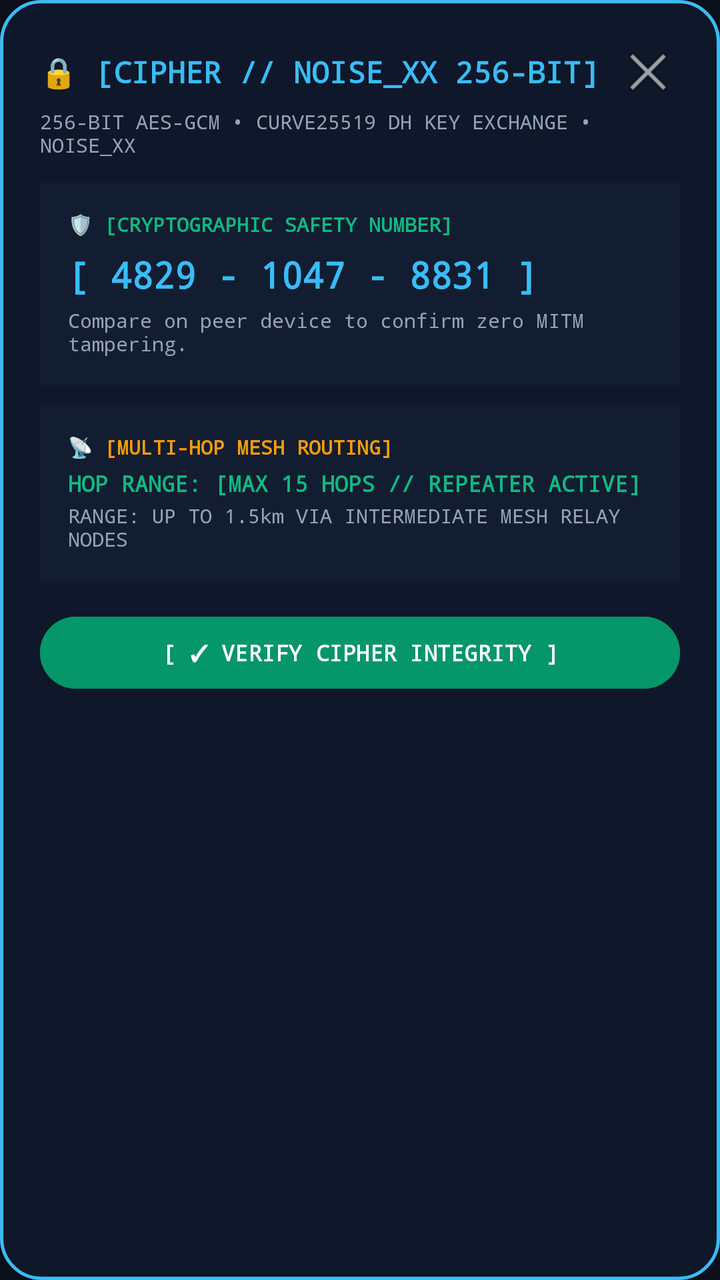
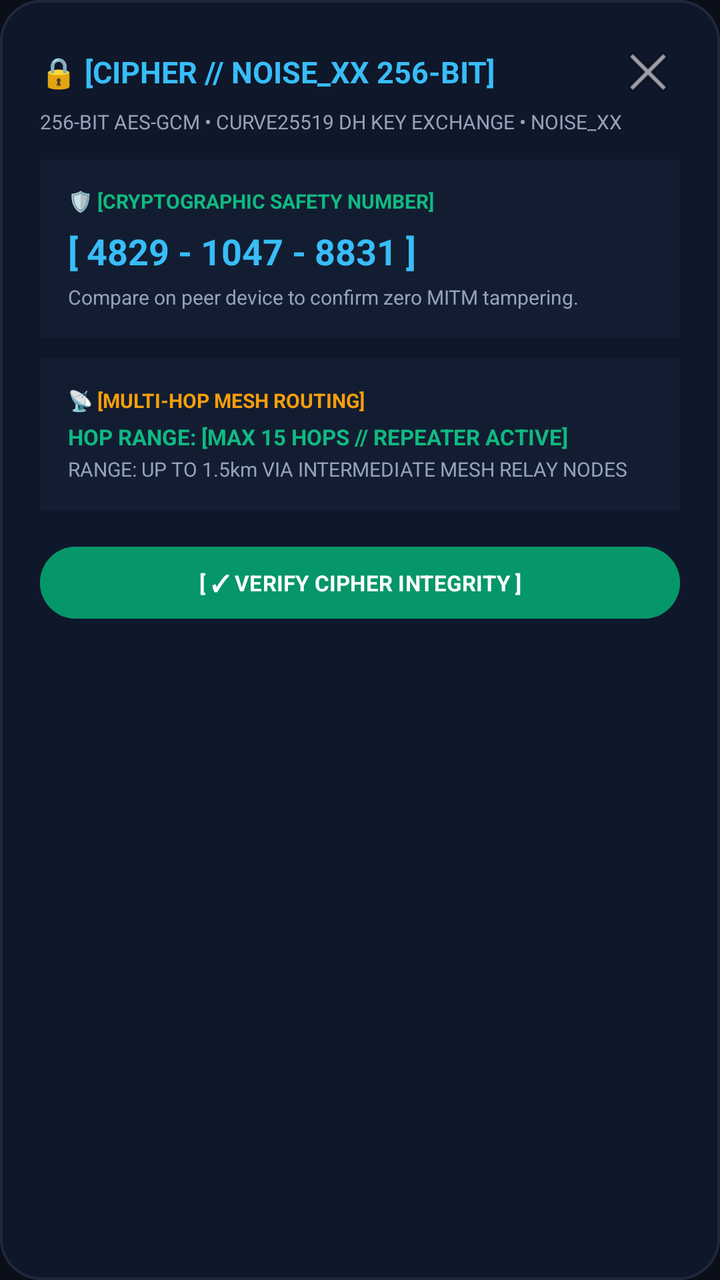

An Android layout rendered at two revisions. The XML below is the earlier revision; the diff shows what the commit changed to produce the second picture.
<!-- AndroidManifest.xml: application theme Theme.OfflineMeshCalling -->
<!-- res/layout/dialog_security.xml -->
<?xml version="1.0" encoding="utf-8"?>
<LinearLayout xmlns:android="http://schemas.android.com/apk/res/android"
    android:id="@+id/securityDialogRoot"
    android:layout_width="match_parent"
    android:layout_height="wrap_content"
    android:background="@drawable/dialog_background"
    android:orientation="vertical"
    android:padding="20dp">

    
    <LinearLayout
        android:layout_width="match_parent"
        android:layout_height="wrap_content"
        android:gravity="center_vertical"
        android:orientation="horizontal">

        <TextView
            android:id="@+id/tvSecurityHeaderTitle"
            android:layout_width="0dp"
            android:layout_height="wrap_content"
            android:layout_weight="1"
            android:fontFamily="monospace"
            android:text="🔒 [CIPHER // NOISE_XX 256-BIT]"
            android:textColor="#38BDF8"
            android:textSize="15sp"
            android:textStyle="bold" />

        <ImageButton
            android:id="@+id/btnCloseSecurity"
            android:layout_width="32dp"
            android:layout_height="32dp"
            android:background="?android:attr/selectableItemBackgroundBorderless"
            android:contentDescription="Close"
            android:src="@android:drawable/ic_menu_close_clear_cancel" />
    </LinearLayout>

    <TextView
        android:layout_width="wrap_content"
        android:layout_height="wrap_content"
        android:layout_marginTop="2dp"
        android:fontFamily="monospace"
        android:text="256-BIT AES-GCM • CURVE25519 DH KEY EXCHANGE • NOISE_XX"
        android:textColor="#94A3B8"
        android:textSize="10sp" />

    
    <LinearLayout
        android:layout_width="match_parent"
        android:layout_height="wrap_content"
        android:layout_marginTop="12dp"
        android:background="#131D31"
        android:orientation="vertical"
        android:padding="14dp">

        <TextView
            android:layout_width="wrap_content"
            android:layout_height="wrap_content"
            android:fontFamily="monospace"
            android:text="🛡️ [CRYPTOGRAPHIC SAFETY NUMBER]"
            android:textColor="#10B981"
            android:textSize="10sp"
            android:textStyle="bold" />

        <TextView
            android:id="@+id/tvSafetyNumber"
            android:layout_width="wrap_content"
            android:layout_height="wrap_content"
            android:layout_marginTop="6dp"
            android:fontFamily="monospace"
            android:text="[ 4829 - 1047 - 8831 ]"
            android:textColor="#38BDF8"
            android:textSize="18sp"
            android:textStyle="bold" />

        <TextView
            android:layout_width="wrap_content"
            android:layout_height="wrap_content"
            android:layout_marginTop="4dp"
            android:fontFamily="monospace"
            android:text="Compare on peer device to confirm zero MITM tampering."
            android:textColor="#94A3B8"
            android:textSize="10sp" />
    </LinearLayout>

    
    <LinearLayout
        android:layout_width="match_parent"
        android:layout_height="wrap_content"
        android:layout_marginTop="10dp"
        android:background="#131D31"
        android:orientation="vertical"
        android:padding="14dp">

        <TextView
            android:layout_width="wrap_content"
            android:layout_height="wrap_content"
            android:fontFamily="monospace"
            android:text="📡 [MULTI-HOP MESH ROUTING]"
            android:textColor="#F59E0B"
            android:textSize="10sp"
            android:textStyle="bold" />

        <TextView
            android:id="@+id/tvRoutingHopStatus"
            android:layout_width="wrap_content"
            android:layout_height="wrap_content"
            android:layout_marginTop="4dp"
            android:fontFamily="monospace"
            android:text="HOP RANGE: [MAX 15 HOPS // REPEATER ACTIVE]"
            android:textColor="#10B981"
            android:textSize="11sp"
            android:textStyle="bold" />

        <TextView
            android:id="@+id/tvRoutingPath"
            android:layout_width="wrap_content"
            android:layout_height="wrap_content"
            android:layout_marginTop="2dp"
            android:fontFamily="monospace"
            android:text="RANGE: UP TO 1.5km VIA INTERMEDIATE MESH RELAY NODES"
            android:textColor="#94A3B8"
            android:textSize="10sp" />
    </LinearLayout>

    
    <Button
        android:id="@+id/btnVerifySecurityDone"
        android:layout_width="match_parent"
        android:layout_height="44dp"
        android:layout_marginTop="14dp"
        android:backgroundTint="#059669"
        android:fontFamily="monospace"
        android:text="[ ✓ VERIFY CIPHER INTEGRITY ]"
        android:textColor="#FFFFFF"
        android:textSize="11sp"
        android:textStyle="bold" />

</LinearLayout>
<!-- resources referenced by this layout -->
<resources>
  <!-- drawable dialog_background (drawable) -->
  <?xml version="1.0" encoding="utf-8"?>
  <shape xmlns:android="http://schemas.android.com/apk/res/android"
      android:shape="rectangle">
      <solid android:color="#0F172A" />
      <corners android:radius="20dp" />
      <stroke
          android:width="1.5dp"
          android:color="#38BDF8" />
  </shape>
  <style name="Theme.OfflineMeshCalling" parent="Theme.Material3.Dark.NoActionBar">
          <item name="colorPrimary">@color/accent_cyan</item>
          <item name="colorSecondary">@color/accent_emerald</item>
          <item name="android:statusBarColor">@color/background_dark</item>
          <item name="android:windowBackground">@color/background_dark</item>
      </style>
  <color name="accent_cyan">#38BDF8</color>
  <color name="accent_emerald">#10B981</color>
  <color name="background_dark">#0B0F19</color>
</resources>

<!-- the commit's change to res/layout/dialog_security.xml (unified diff, before → after) -->
@@ -1,4 +1,4 @@
-<?xml version="1.0" encoding="utf-8"?>
+﻿<?xml version="1.0" encoding="utf-8"?>
 <LinearLayout xmlns:android="http://schemas.android.com/apk/res/android"
     android:id="@+id/securityDialogRoot"
     android:layout_width="match_parent"
@@ -19,7 +19,7 @@
             android:layout_width="0dp"
             android:layout_height="wrap_content"
             android:layout_weight="1"
-            android:fontFamily="monospace"
+            android:fontFamily="sans-serif"
             android:text="🔒 [CIPHER // NOISE_XX 256-BIT]"
             android:textColor="#38BDF8"
             android:textSize="15sp"
@@ -38,7 +38,7 @@
         android:layout_width="wrap_content"
         android:layout_height="wrap_content"
         android:layout_marginTop="2dp"
-        android:fontFamily="monospace"
+        android:fontFamily="sans-serif"
         android:text="256-BIT AES-GCM • CURVE25519 DH KEY EXCHANGE • NOISE_XX"
         android:textColor="#94A3B8"
         android:textSize="10sp" />
@@ -55,7 +55,7 @@
         <TextView
             android:layout_width="wrap_content"
             android:layout_height="wrap_content"
-            android:fontFamily="monospace"
+            android:fontFamily="sans-serif"
             android:text="🛡️ [CRYPTOGRAPHIC SAFETY NUMBER]"
             android:textColor="#10B981"
             android:textSize="10sp"
@@ -66,7 +66,7 @@
             android:layout_width="wrap_content"
             android:layout_height="wrap_content"
             android:layout_marginTop="6dp"
-            android:fontFamily="monospace"
+            android:fontFamily="sans-serif"
             android:text="[ 4829 - 1047 - 8831 ]"
             android:textColor="#38BDF8"
             android:textSize="18sp"
@@ -76,7 +76,7 @@
             android:layout_width="wrap_content"
             android:layout_height="wrap_content"
             android:layout_marginTop="4dp"
-            android:fontFamily="monospace"
+            android:fontFamily="sans-serif"
             android:text="Compare on peer device to confirm zero MITM tampering."
             android:textColor="#94A3B8"
             android:textSize="10sp" />
@@ -94,7 +94,7 @@
         <TextView
             android:layout_width="wrap_content"
             android:layout_height="wrap_content"
-            android:fontFamily="monospace"
+            android:fontFamily="sans-serif"
             android:text="📡 [MULTI-HOP MESH ROUTING]"
             android:textColor="#F59E0B"
             android:textSize="10sp"
@@ -105,7 +105,7 @@
             android:layout_width="wrap_content"
             android:layout_height="wrap_content"
             android:layout_marginTop="4dp"
-            android:fontFamily="monospace"
+            android:fontFamily="sans-serif"
             android:text="HOP RANGE: [MAX 15 HOPS // REPEATER ACTIVE]"
             android:textColor="#10B981"
             android:textSize="11sp"
@@ -116,7 +116,7 @@
             android:layout_width="wrap_content"
             android:layout_height="wrap_content"
             android:layout_marginTop="2dp"
-            android:fontFamily="monospace"
+            android:fontFamily="sans-serif"
             android:text="RANGE: UP TO 1.5km VIA INTERMEDIATE MESH RELAY NODES"
             android:textColor="#94A3B8"
             android:textSize="10sp" />
@@ -129,7 +129,7 @@
         android:layout_height="44dp"
         android:layout_marginTop="14dp"
         android:backgroundTint="#059669"
-        android:fontFamily="monospace"
+        android:fontFamily="sans-serif"
         android:text="[ ✓ VERIFY CIPHER INTEGRITY ]"
         android:textColor="#FFFFFF"
         android:textSize="11sp"
<!-- resource entries referenced after the edit -->
@@ -7,8 +7,8 @@
       <solid android:color="#0F172A" />
       <corners android:radius="20dp" />
       <stroke
-          android:width="1.5dp"
-          android:color="#38BDF8" />
+          android:width="1.2dp"
+          android:color="#1E293B" />
   </shape>
   <style name="Theme.OfflineMeshCalling" parent="Theme.Material3.Dark.NoActionBar">
           <item name="colorPrimary">@color/accent_cyan</item>
@@ -16,7 +16,7 @@
           <item name="android:statusBarColor">@color/background_dark</item>
           <item name="android:windowBackground">@color/background_dark</item>
       </style>
-  <color name="accent_cyan">#38BDF8</color>
+  <color name="accent_cyan">#0EA5E9</color>
   <color name="accent_emerald">#10B981</color>
   <color name="background_dark">#0B0F19</color>
 </resources>
